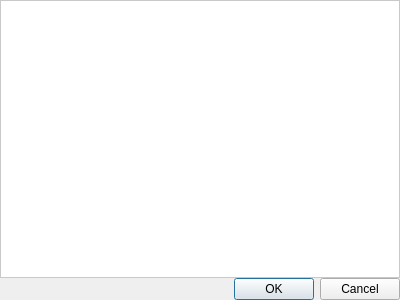
Before: the Qt Designer form library/tulip-gui/designer/GridOptionsWidget.ui in Tulip-Dev/tulip, drawn with Qt 5.
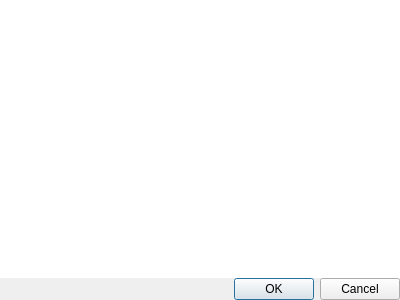
After: the same form once the commit is applied.

Commit message: tulip-gui style sheets cleanup: try to use the perspective main window style sheet

What changed in the file:
```diff
--- a/library/tulip-gui/designer/GridOptionsWidget.ui
+++ b/library/tulip-gui/designer/GridOptionsWidget.ui
@@ -22,12 +22,6 @@
    </property>
    <item>
     <widget class="QFrame" name="frame">
-     <property name="styleSheet">
-      <string notr="true">#frame {
-background-color: white;
-border: 1px solid #C9C9C9;
-}</string>
-     </property>
      <property name="frameShape">
       <enum>QFrame::NoFrame</enum>
      </property>
```
The commit also changes 19 other files.
